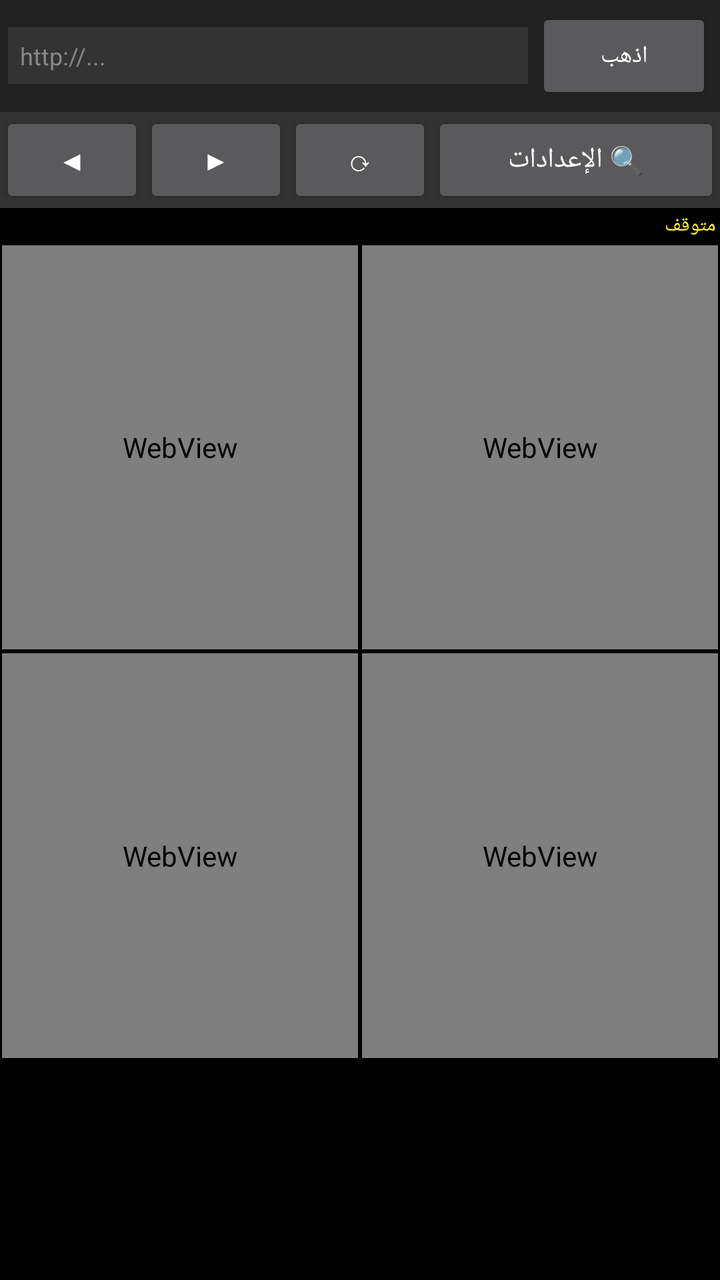
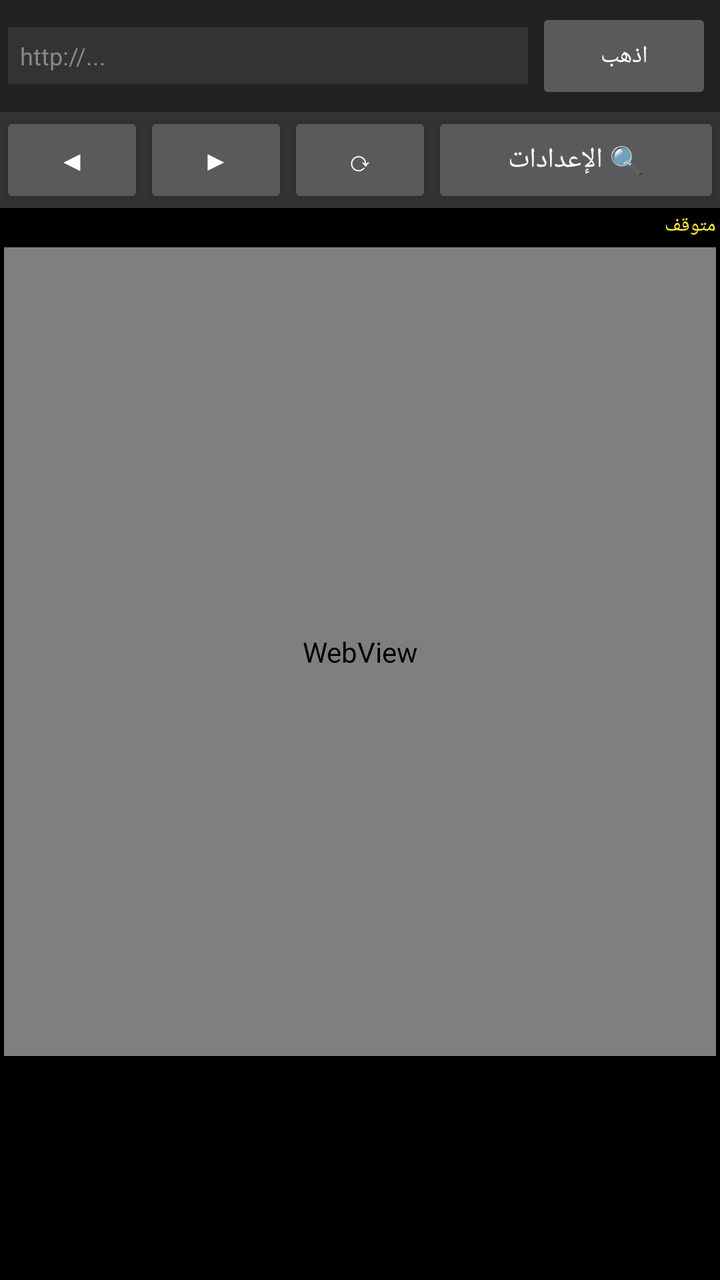

The first picture is an Android layout as it rendered before a commit; the second is the same layout after the commit. The layout source and the unified diff follow.
<!-- AndroidManifest.xml: application theme android:Theme.Material.NoActionBar -->
<!-- res/layout/activity_main.xml -->
<?xml version="1.0" encoding="utf-8"?>
<LinearLayout xmlns:android="http://schemas.android.com/apk/res/android"
    android:layout_width="match_parent" android:layout_height="match_parent"
    android:orientation="vertical" android:background="#000000">
    <LinearLayout android:layout_width="match_parent" android:layout_height="wrap_content" android:background="#222" android:padding="4dp">
        <EditText android:id="@+id/urlBar" android:layout_width="0dp" android:layout_height="wrap_content" android:layout_weight="1" android:hint="http://..." android:textColor="#FFF" android:textColorHint="#888" android:textSize="12sp" android:background="#333" android:padding="6dp" android:layout_marginEnd="4dp"/>
        <Button android:id="@+id/btnGo" android:layout_width="wrap_content" android:layout_height="wrap_content" android:text="اذهب" android:textSize="12sp"/>
    </LinearLayout>
    <LinearLayout android:layout_width="match_parent" android:layout_height="wrap_content" android:orientation="horizontal" android:background="#333">
        <Button android:id="@+id/btnBack" android:layout_width="0dp" android:layout_height="wrap_content" android:layout_weight="1" android:text="◀" />
        <Button android:id="@+id/btnForward" android:layout_width="0dp" android:layout_height="wrap_content" android:layout_weight="1" android:text="▶" />
        <Button android:id="@+id/btnRefresh" android:layout_width="0dp" android:layout_height="wrap_content" android:layout_weight="1" android:text="⟳" />
        <Button android:id="@+id/btnFinder" android:layout_width="0dp" android:layout_height="wrap_content" android:layout_weight="2" android:text="🔍 الإعدادات" />
    </LinearLayout>
    <ScrollView android:id="@+id/panel" android:layout_width="match_parent" android:layout_height="wrap_content" android:maxHeight="220dp" android:visibility="gone" android:background="#1A1A1A">
        <LinearLayout android:layout_width="match_parent" android:layout_height="wrap_content" android:orientation="vertical" android:padding="4dp">
            <LinearLayout android:layout_width="match_parent" android:layout_height="wrap_content" android:orientation="horizontal">
                <EditText android:id="@+id/etPrefix" android:layout_width="0dp" android:layout_height="wrap_content" android:layout_weight="1" android:hint="Prefix" android:textColor="#FFF" android:background="#333" android:padding="4dp" android:layout_marginEnd="2dp"/>
                <EditText android:id="@+id/etSuffix" android:layout_width="0dp" android:layout_height="wrap_content" android:layout_weight="1" android:hint="Suffix" android:textColor="#FFF" android:background="#333" android:padding="4dp" android:layout_marginEnd="2dp"/>
                <EditText android:id="@+id/etDigits" android:layout_width="0dp" android:layout_height="wrap_content" android:layout_weight="1" android:hint="Digits" android:inputType="number" android:textColor="#FFF" android:background="#333" android:padding="4dp" android:layout_marginEnd="2dp"/>
                <EditText android:id="@+id/etAttempts" android:layout_width="0dp" android:layout_height="wrap_content" android:layout_weight="1" android:hint="Attempts" android:inputType="number" android:textColor="#FFF" android:background="#333" android:padding="4dp"/>
            </LinearLayout>
            <LinearLayout android:layout_width="match_parent" android:layout_height="wrap_content" android:orientation="horizontal" android:layout_marginTop="2dp">
                <EditText android:id="@+id/etPause" android:layout_width="0dp" android:layout_height="wrap_content" android:layout_weight="1" android:hint="Pause" android:textColor="#FFF" android:background="#222" android:padding="4dp" android:layout_marginEnd="2dp"/>
                <EditText android:id="@+id/etRetry" android:layout_width="0dp" android:layout_height="wrap_content" android:layout_weight="1" android:hint="Retry" android:textColor="#FFF" android:background="#222" android:padding="4dp" android:layout_marginEnd="2dp"/>
                <EditText android:id="@+id/etStatusEvery" android:layout_width="0dp" android:layout_height="wrap_content" android:layout_weight="1" android:hint="Status" android:textColor="#FFF" android:background="#222" android:padding="4dp" android:layout_marginEnd="2dp"/>
                <EditText android:id="@+id/etThreads" android:layout_width="0dp" android:layout_height="wrap_content" android:layout_weight="1" android:hint="Threads (1-4)" android:inputType="number" android:textColor="#FFF" android:background="#222" android:padding="4dp"/>
            </LinearLayout>
            <LinearLayout android:layout_width="match_parent" android:layout_height="wrap_content" android:orientation="horizontal" android:layout_marginTop="4dp">
                <Button android:id="@+id/btnStart" android:layout_width="0dp" android:layout_height="wrap_content" android:layout_weight="1" android:text="▶ ابدأ"/>
                <Button android:id="@+id/btnStop" android:layout_width="0dp" android:layout_height="wrap_content" android:layout_weight="1" android:text="⏹ إيقاف" android:layout_marginStart="4dp"/>
                <Button android:id="@+id/btnClear" android:layout_width="wrap_content" android:layout_height="wrap_content" android:text="🗑️" android:layout_marginStart="4dp"/>
            </LinearLayout>
            <TextView android:id="@+id/voucherResult" android:layout_width="match_parent" android:layout_height="wrap_content" android:visibility="gone" android:textColor="#000" android:background="#0F0" android:padding="8dp" android:textSize="14sp" android:textStyle="bold" android:gravity="center" android:layout_marginTop="4dp"/>
        </LinearLayout>
    </ScrollView>
    <TextView android:id="@+id/statusText" android:layout_width="match_parent" android:layout_height="wrap_content" android:textColor="#FFEB3B" android:background="#000" android:textSize="10sp" android:padding="2dp" android:text="متوقف"/>
    
    
    <LinearLayout android:layout_width="match_parent" android:layout_height="0dp" android:layout_weight="1" android:orientation="vertical">
        <LinearLayout android:layout_width="match_parent" android:layout_height="0dp" android:layout_weight="1" android:orientation="horizontal">
            <WebView android:id="@+id/web0" android:layout_width="0dp" android:layout_height="match_parent" android:layout_weight="1" android:layout_margin="1dp"/>
            <WebView android:id="@+id/web1" android:layout_width="0dp" android:layout_height="match_parent" android:layout_weight="1" android:layout_margin="1dp"/>
        </LinearLayout>
        <LinearLayout android:layout_width="match_parent" android:layout_height="0dp" android:layout_weight="1" android:orientation="horizontal">
            <WebView android:id="@+id/web2" android:layout_width="0dp" android:layout_height="match_parent" android:layout_weight="1" android:layout_margin="1dp"/>
            <WebView android:id="@+id/web3" android:layout_width="0dp" android:layout_height="match_parent" android:layout_weight="1" android:layout_margin="1dp"/>
        </LinearLayout>
    </LinearLayout>

    <ScrollView android:id="@+id/logScroll" android:layout_width="match_parent" android:layout_height="110dp" android:background="#000">
        <TextView android:id="@+id/logText" android:layout_width="match_parent" android:layout_height="wrap_content" android:textColor="#0F0" android:padding="4dp" android:textSize="9sp" android:fontFamily="monospace"/>
    </ScrollView>
</LinearLayout>
<!-- resources referenced by this layout -->
<resources>

</resources>

<!-- the commit's change to res/layout/activity_main.xml (unified diff, before → after) -->
@@ -2,16 +2,19 @@
 <LinearLayout xmlns:android="http://schemas.android.com/apk/res/android"
     android:layout_width="match_parent" android:layout_height="match_parent"
     android:orientation="vertical" android:background="#000000">
+    
     <LinearLayout android:layout_width="match_parent" android:layout_height="wrap_content" android:background="#222" android:padding="4dp">
         <EditText android:id="@+id/urlBar" android:layout_width="0dp" android:layout_height="wrap_content" android:layout_weight="1" android:hint="http://..." android:textColor="#FFF" android:textColorHint="#888" android:textSize="12sp" android:background="#333" android:padding="6dp" android:layout_marginEnd="4dp"/>
         <Button android:id="@+id/btnGo" android:layout_width="wrap_content" android:layout_height="wrap_content" android:text="اذهب" android:textSize="12sp"/>
     </LinearLayout>
+
     <LinearLayout android:layout_width="match_parent" android:layout_height="wrap_content" android:orientation="horizontal" android:background="#333">
         <Button android:id="@+id/btnBack" android:layout_width="0dp" android:layout_height="wrap_content" android:layout_weight="1" android:text="◀" />
         <Button android:id="@+id/btnForward" android:layout_width="0dp" android:layout_height="wrap_content" android:layout_weight="1" android:text="▶" />
         <Button android:id="@+id/btnRefresh" android:layout_width="0dp" android:layout_height="wrap_content" android:layout_weight="1" android:text="⟳" />
         <Button android:id="@+id/btnFinder" android:layout_width="0dp" android:layout_height="wrap_content" android:layout_weight="2" android:text="🔍 الإعدادات" />
     </LinearLayout>
+
     <ScrollView android:id="@+id/panel" android:layout_width="match_parent" android:layout_height="wrap_content" android:maxHeight="220dp" android:visibility="gone" android:background="#1A1A1A">
         <LinearLayout android:layout_width="match_parent" android:layout_height="wrap_content" android:orientation="vertical" android:padding="4dp">
             <LinearLayout android:layout_width="match_parent" android:layout_height="wrap_content" android:orientation="horizontal">
@@ -34,19 +37,11 @@
             <TextView android:id="@+id/voucherResult" android:layout_width="match_parent" android:layout_height="wrap_content" android:visibility="gone" android:textColor="#000" android:background="#0F0" android:padding="8dp" android:textSize="14sp" android:textStyle="bold" android:gravity="center" android:layout_marginTop="4dp"/>
         </LinearLayout>
     </ScrollView>
+
     <TextView android:id="@+id/statusText" android:layout_width="match_parent" android:layout_height="wrap_content" android:textColor="#FFEB3B" android:background="#000" android:textSize="10sp" android:padding="2dp" android:text="متوقف"/>
+
     
-    
-    <LinearLayout android:layout_width="match_parent" android:layout_height="0dp" android:layout_weight="1" android:orientation="vertical">
-        <LinearLayout android:layout_width="match_parent" android:layout_height="0dp" android:layout_weight="1" android:orientation="horizontal">
-            <WebView android:id="@+id/web0" android:layout_width="0dp" android:layout_height="match_parent" android:layout_weight="1" android:layout_margin="1dp"/>
-            <WebView android:id="@+id/web1" android:layout_width="0dp" android:layout_height="match_parent" android:layout_weight="1" android:layout_margin="1dp"/>
-        </LinearLayout>
-        <LinearLayout android:layout_width="match_parent" android:layout_height="0dp" android:layout_weight="1" android:orientation="horizontal">
-            <WebView android:id="@+id/web2" android:layout_width="0dp" android:layout_height="match_parent" android:layout_weight="1" android:layout_margin="1dp"/>
-            <WebView android:id="@+id/web3" android:layout_width="0dp" android:layout_height="match_parent" android:layout_weight="1" android:layout_margin="1dp"/>
-        </LinearLayout>
-    </LinearLayout>
+    <WebView android:id="@+id/webView" android:layout_width="match_parent" android:layout_height="0dp" android:layout_weight="1" android:layout_margin="2dp"/>
 
     <ScrollView android:id="@+id/logScroll" android:layout_width="match_parent" android:layout_height="110dp" android:background="#000">
         <TextView android:id="@+id/logText" android:layout_width="match_parent" android:layout_height="wrap_content" android:textColor="#0F0" android:padding="4dp" android:textSize="9sp" android:fontFamily="monospace"/>
